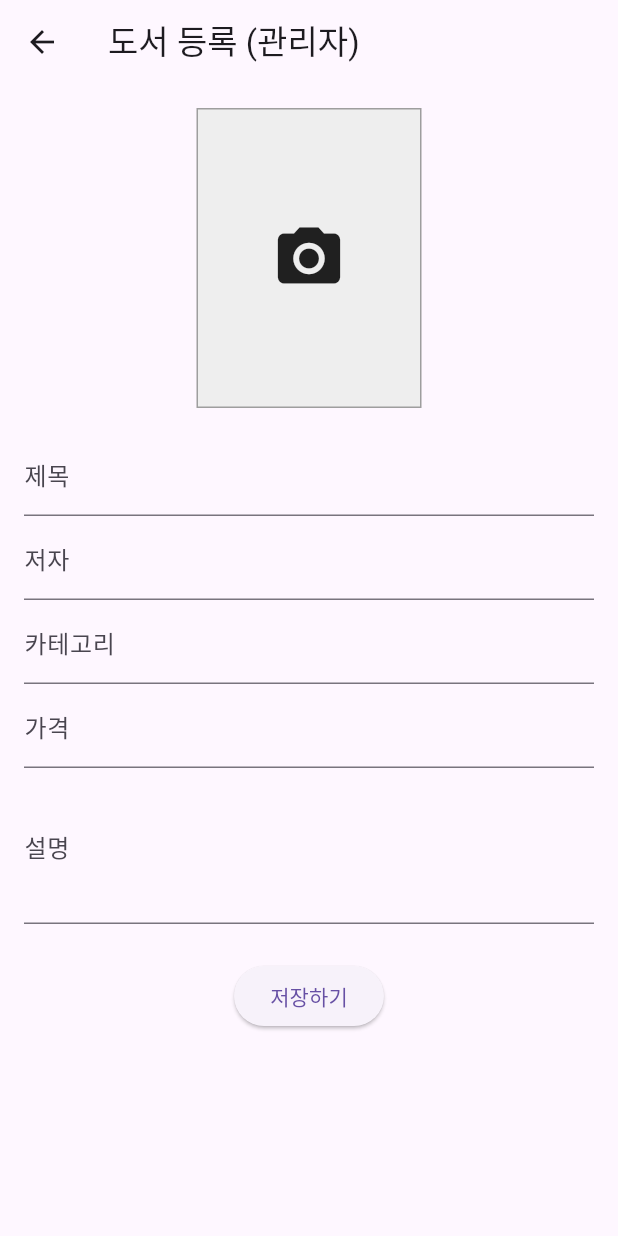
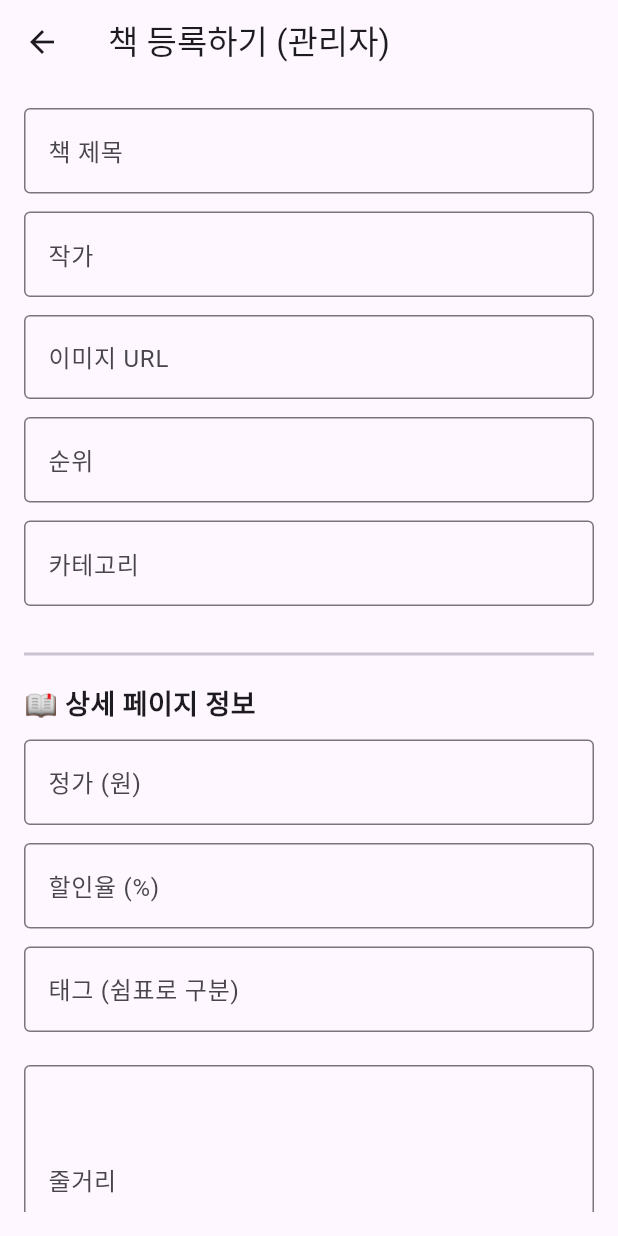
Before and after one commit to KIMKIHWAN55/BOOK_IT, a Flutter app: the AdminAddBookScreen screen opened directly, on a phone screen of 412 x 824 dp. Run offline on Flutter 3.47's test engine with Material 3 defaults, Android fonts, the phone set to English and light mode, and no system bars; our stand-ins replace cloud_firestore, firebase_auth, firebase_core, google_sign_in, shared_preferences; missing offline and left inert: email_otp; accounts and stored records are empty.

```diff
--- a/lib/models/book_model.dart
+++ b/lib/models/book_model.dart
@@ -8,7 +8,13 @@ class BookModel {
   final String imageUrl;
   final String rating;
   final String reviewCount;
-  final String category;
+  final String category; // 기존 카테고리 (대분류)
+
+  // 🔹 상세 페이지를 위해 추가된 필드들
+  final String description; // 줄거리
+  final int price;          // 정가 (예: 13000)
+  final int? discountRate;  // 할인율 (예: 20 -> 20%)
+  final List<String> tags;  // 상세 태그 (예: ['#소설', '#SF', '#미스테리'])
 
   BookModel({
     required this.id,
@@ -19,6 +25,11 @@ class BookModel {
     required this.rating,
     required this.reviewCount,
     required this.category,
+    // 🔹 초기값 설정 (기존 데이터 호환성 유지)
+    this.description = '',
+    this.price = 0,
+    this.discountRate,
+    this.tags = const [],
   });
 
   // 🔸 Firestore JSON 데이터를 객체로 변환
@@ -33,6 +44,11 @@ class BookModel {
       rating: data['rating'] ?? '0.0',
       reviewCount: data['reviewCount'] ?? '0',
       category: data['category'] ?? 'general',
+      // 🔹 추가된 필드 파싱
+      description: data['description'] ?? '',
+      price: data['price'] ?? 0,
+      discountRate: data['discountRate'], // null 가능
+      tags: List<String>.from(data['tags'] ?? []),
     );
   }
 
@@ -46,6 +62,17 @@ class BookModel {
       'rating': rating,
       'reviewCount': reviewCount,
       'category': category,
+      // 🔹 추가된 필드 변환
+      'description': description,
+      'price': price,
+      'discountRate': discountRate,
+      'tags': tags,
     };
   }
+
+  // 🔹 할인가 계산 로직 (유틸리티)
+  int get discountedPrice {
+    if (discountRate == null || discountRate == 0) return price;
+    return (price * (100 - discountRate!) / 100).round();
+  }
 }
--- a/lib/screens/admin_add_book_screen.dart
+++ b/lib/screens/admin_add_book_screen.dart
@@ -1,9 +1,6 @@
-import 'dart:typed_data';
 import 'package:flutter/material.dart';
-import 'package:image_picker/image_picker.dart';
-import 'package:firebase_storage/firebase_storage.dart';
 import 'package:cloud_firestore/cloud_firestore.dart';
-// import 'dart:io'; // ◀ 이 줄이 있으면 웹에서 에러가 날 수 있으므로 절대 지워주세요.
+import '../models/book_model.dart';
 
 class AdminAddBookScreen extends StatefulWidget {
   const AdminAddBookScreen({super.key});
@@ -14,114 +11,126 @@ class AdminAddBookScreen extends StatefulWidget {
 
 class _AdminAddBookScreenState extends State<AdminAddBookScreen> {
   final _formKey = GlobalKey<FormState>();
-  final _titleController = TextEditingController();
-  final _authorController = TextEditingController();
-  final _descriptionController = TextEditingController();
-  final _priceController = TextEditingController();
-  final _categoryController = TextEditingController();
 
-  Uint8List? _imageBytes; // 웹/앱 공용 이미지 바이트 데이터
-  String? _fileName;
-  bool _isLoading = false;
+  // 입력 컨트롤러
+  final TextEditingController _titleController = TextEditingController();
+  final TextEditingController _authorController = TextEditingController();
+  final TextEditingController _imageUrlController = TextEditingController();
+  final TextEditingController _rankController = TextEditingController();
+  final TextEditingController _categoryController = TextEditingController();
 
-  // 이미지 선택 함수 (바이트 데이터 읽기 방식으로 통일)
-  Future<void> _pickImage() async {
-    final picker = ImagePicker();
-    final XFile? pickedFile = await picker.pickImage(source: ImageSource.gallery);
+  // 🔹 추가된 필드 컨트롤러
+  final TextEditingController _descriptionController = TextEditingController(); // 줄거리
+  final TextEditingController _priceController = TextEditingController();       // 가격
+  final TextEditingController _discountController = TextEditingController();    // 할인율
+  final TextEditingController _tagsController = TextEditingController();        // 태그 (#SF, #소설)
 
-    if (pickedFile != null) {
-      // readAsBytes()는 웹과 모바일 모두에서 파일 데이터를 가져오는 표준 방식입니다.
-      final bytes = await pickedFile.readAsBytes();
-      setState(() {
-        _imageBytes = bytes;
-        _fileName = pickedFile.name;
-      });
-    }
-  }
+  Future<void> _registerBook() async {
+    if (_formKey.currentState!.validate()) {
+      try {
+        // 태그 문자열을 리스트로 변환 (쉼표로 구분)
+        List<String> tagsList = _tagsController.text.isNotEmpty
+            ? _tagsController.text.split(',').map((e) => e.trim()).toList()
+            : [];
 
-  // 도서 등록 함수 (putData 방식으로 통일)
-  Future<void> _uploadBook() async {
-    if (!_formKey.currentState!.validate() || _imageBytes == null) {
-      ScaffoldMessenger.of(context).showSnackBar(const SnackBar(content: Text('이미지와 모든 정보를 입력해주세요.')));
-      return;
-    }
+        // 새 BookModel 객체 생성
+        final newBook = BookModel(
+          id: '', // Firestore에서 자동 생성됨
+          title: _titleController.text,
+          author: _authorController.text,
+          imageUrl: _imageUrlController.text,
+          rank: _rankController.text,
+          category: _categoryController.text,
+          rating: '0.0', // 초기값
+          reviewCount: '0', // 초기값
+          // 🔹 추가된 상세 정보
+          description: _descriptionController.text,
+          price: int.tryParse(_priceController.text) ?? 0,
+          discountRate: int.tryParse(_discountController.text),
+          tags: tagsList,
+        );
 
-    setState(() => _isLoading = true);
+        // Firestore에 저장
+        await FirebaseFirestore.instance.collection('books').add(newBook.toMap());
 
-    try {
-      final storageRef = FirebaseStorage.instance
-          .ref()
-          .child('book_covers')
-          .child('${DateTime.now().millisecondsSinceEpoch}_$_fileName');
-
-      await storageRef.putData(_imageBytes!);
-      final imageUrl = await storageRef.getDownloadURL();
-
-      // Firestore 저장 로직 수정
-      await FirebaseFirestore.instance.collection('books').add({
-        'title': _titleController.text,
-        'author': _authorController.text,
-        'description': _descriptionController.text,
-        'price': int.tryParse(_priceController.text) ?? 0,
-        'category': _categoryController.text.trim().toLowerCase(), // 소문자로 통일하여 저장
-        'imageUrl': imageUrl,
-        'createdAt': FieldValue.serverTimestamp(),
-
-        // --- 아래 필수 필드들을 추가하세요 ---
-        'rank': '1',             // 임시 순위 (홈 화면 orderBy 해결용)
-        'rating': '0.0',         // 기본 평점
-        'reviewCount': '0',      // 기본 리뷰 수
-      });
-
-      if (mounted) {
-        ScaffoldMessenger.of(context).showSnackBar(const SnackBar(content: Text('등록 성공!')));
-        Navigator.pop(context);
+        if (!mounted) return;
+        ScaffoldMessenger.of(context).showSnackBar(const SnackBar(content: Text('책 등록 성공! 📚')));
+        Navigator.pop(context); // 등록 후 이전 화면으로 이동
+      } catch (e) {
+        ScaffoldMessenger.of(context).showSnackBar(SnackBar(content: Text('에러 발생: $e')));
       }
-    } catch (e) {
-      if (mounted) ScaffoldMessenger.of(context).showSnackBar(SnackBar(content: Text('오류: $e')));
-    } finally {
-      if (mounted) setState(() => _isLoading = false);
     }
   }
 
   @override
   Widget build(BuildContext context) {
     return Scaffold(
-      appBar: AppBar(title: const Text('도서 등록 (관리자)')),
-      body: _isLoading
-          ? const Center(child: CircularProgressIndicator())
-          : SingleChildScrollView(
+      appBar: AppBar(title: const Text("책 등록하기 (관리자)")),
+      body: Padding(
         padding: const EdgeInsets.all(16.0),
         child: Form(
           key: _formKey,
-          child: Column(
+          child: ListView(
             children: [
-              GestureDetector(
-                onTap: _pickImage,
-                child: Container(
-                  height: 200, width: 150,
-                  decoration: BoxDecoration(
-                    color: Colors.grey[200],
-                    border: Border.all(color: Colors.grey),
-                  ),
-                  // ★ 핵심: Image.file을 절대 쓰지 말고 Image.memory만 사용합니다.
-                  child: _imageBytes != null
-                      ? Image.memory(_imageBytes!, fit: BoxFit.cover)
-                      : const Icon(Icons.camera_alt, size: 50),
+              _buildTextField(_titleController, '책 제목', '예: Paradox'),
+              _buildTextField(_authorController, '작가', '예: 호베루투 카를로스'),
+              _buildTextField(_imageUrlController, '이미지 URL', 'https://...'),
+              _buildTextField(_rankController, '순위', '예: 1'),
+              _buildTextField(_categoryController, '카테고리', '예: 소설'),
+
+              const Divider(height: 40, thickness: 2),
+              const Text("📖 상세 페이지 정보", style: TextStyle(fontSize: 18, fontWeight: FontWeight.bold)),
+              const SizedBox(height: 10),
+
+              _buildTextField(_priceController, '정가 (원)', '예: 13000', isNumber: true),
+              _buildTextField(_discountController, '할인율 (%)', '예: 10 (선택사항)', isNumber: true),
+              _buildTextField(_tagsController, '태그 (쉼표로 구분)', '예: #SF, #미스테리, #소설'),
+
+              const SizedBox(height: 10),
+              TextFormField(
+                controller: _descriptionController,
+                maxLines: 5,
+                decoration: const InputDecoration(
+                  labelText: '줄거리',
+                  border: OutlineInputBorder(),
+                  hintText: '책의 줄거리를 입력하세요.',
                 ),
               ),
-              const SizedBox(height: 16),
-              TextFormField(controller: _titleController, decoration: const InputDecoration(labelText: '제목')),
-              TextFormField(controller: _authorController, decoration: const InputDecoration(labelText: '저자')),
-              TextFormField(controller: _categoryController, decoration: const InputDecoration(labelText: '카테고리')),
-              TextFormField(controller: _priceController, decoration: const InputDecoration(labelText: '가격'), keyboardType: TextInputType.number),
-              TextFormField(controller: _descriptionController, decoration: const InputDecoration(labelText: '설명'), maxLines: 3),
-              const SizedBox(height: 24),
-              ElevatedButton(onPressed: _uploadBook, child: const Text('저장하기')),
+
+              const SizedBox(height: 30),
+              ElevatedButton(
+                onPressed: _registerBook,
+                style: ElevatedButton.styleFrom(
+                  padding: const EdgeInsets.symmetric(vertical: 16),
+                  backgroundColor: Colors.blueAccent,
+                ),
+                child: const Text("책 등록 완료", style: TextStyle(fontSize: 18, color: Colors.white)),
+              ),
             ],
           ),
         ),
       ),
     );
   }
+
+  Widget _buildTextField(TextEditingController controller, String label, String hint, {bool isNumber = false}) {
+    return Padding(
+      padding: const EdgeInsets.only(bottom: 12.0),
+      child: TextFormField(
+        controller: controller,
+        keyboardType: isNumber ? TextInputType.number : TextInputType.text,
+        decoration: InputDecoration(
+          labelText: label,
+          hintText: hint,
+          border: const OutlineInputBorder(),
+        ),
+        validator: (value) {
+          if (!isNumber && (value == null || value.isEmpty)) {
+            return '$label을(를) 입력해주세요';
+          }
+          return null;
+        },
+      ),
+    );
+  }
 }
--- a/lib/screens/main_screen.dart
+++ b/lib/screens/main_screen.dart
@@ -4,6 +4,7 @@ import 'package:bookit_app/screens/home_screen.dart';
 import 'package:bookit_app/screens/intro_chat_screen.dart';
 import 'package:bookit_app/screens/post_board_screen.dart';
 import 'package:bookit_app/screens/library_screen.dart';
+import 'package:bookit_app/screens/mypage_screen.dart';
 
 class MainScreen extends StatefulWidget {
   const MainScreen({super.key});
@@ -21,7 +22,7 @@ class _MainScreenState extends State<MainScreen> {
     const IntroChatScreen(),   // 1: 검색(부기 인트로)
     const PostBoardScreen(),   // 2: 글쓰기(게시판)
     const LibraryScreen(),     // 3: 서재
-    const Center(child: Text('내 정보 화면')), // 4: 내정보 (임시)
+    const MyPageScreen(),      // 4: 내정보 (관리자 메뉴 포함)
   ];
 
   void _onItemTapped(int index) {
@@ -29,6 +30,7 @@ class _MainScreenState extends State<MainScreen> {
       _selectedIndex = index;
     });
   }
+
 
   @override
   Widget build(BuildContext context) {
```
Also changed, not shown: lib/screens/book_detail_screen.dart (added, +242 -0 lines), lib/screens/mypage_screen.dart (added, +127 -0 lines).
